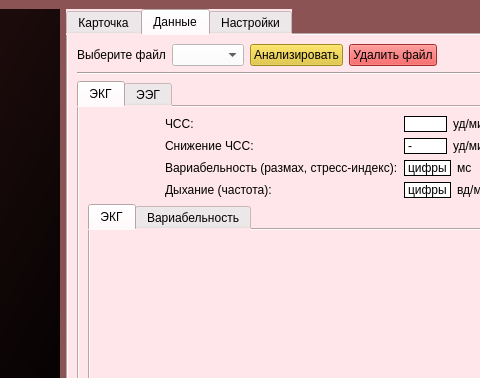
Old version of the form design1.ui in the repository egorguslyan/kvantoriada; both pictures show x 235 to 715 and y 0 to 378 of the 899 by 543 pixel window.
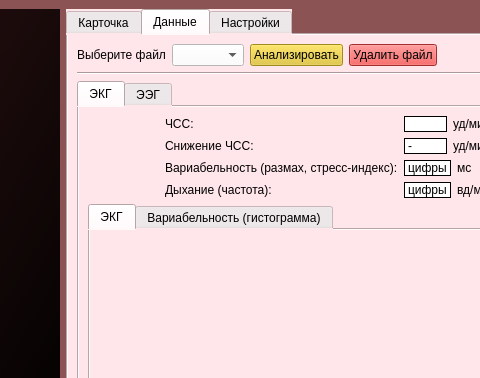
New version of the form. Icons and pictures are not drawn. Custom widgets are drawn as their Qt base class.

Diff of the .ui file:
```diff
--- a/design1.ui
+++ b/design1.ui
@@ -1282,7 +1282,7 @@
                 </widget>
                 <widget class="QWidget" name="tab_5">
                  <attribute name="title">
-                  <string>Вариабельность</string>
+                  <string>Вариабельность (гистограмма)</string>
                  </attribute>
                  <layout class="QVBoxLayout" name="verticalLayout_10"/>
                 </widget>
```
